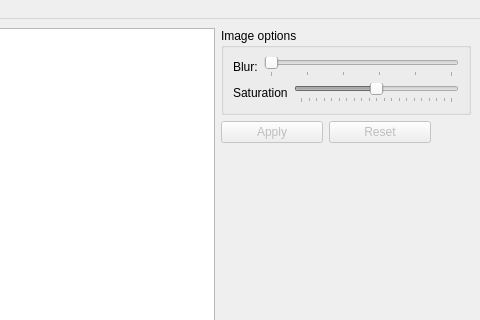
This is mainwindow.ui in abansal755/Image-Editor as Qt 5 draws it before an edit; both pictures show x 435 to 915 and y 0 to 320 of the 915 by 575 pixel window. The edited form follows.
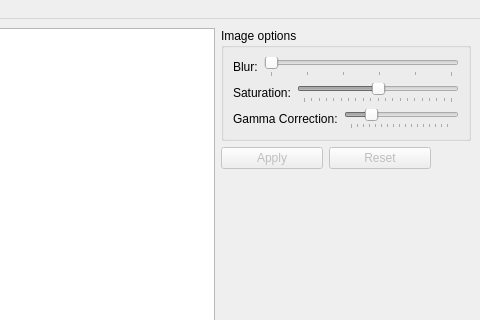
This is the edited form.

Commit message: Added gamma correction

```diff
--- a/mainwindow.ui
+++ b/mainwindow.ui
@@ -20,7 +20,7 @@
    <string>Image Editor</string>
   </property>
   <widget class="QWidget" name="centralwidget">
-   <layout class="QHBoxLayout" name="horizontalLayout_5">
+   <layout class="QHBoxLayout" name="horizontalLayout_6">
     <item>
      <layout class="QVBoxLayout" name="verticalLayout_3">
       <item>
@@ -150,7 +150,7 @@
            <item>
             <widget class="QLabel" name="label_2">
              <property name="text">
-              <string>Saturation</string>
+              <string>Saturation:</string>
              </property>
             </widget>
            </item>
@@ -181,6 +181,42 @@
            </item>
           </layout>
          </item>
+         <item>
+          <layout class="QHBoxLayout" name="horizontalLayout_5">
+           <item>
+            <widget class="QLabel" name="label_3">
+             <property name="text">
+              <string>Gamma Correction:</string>
+             </property>
+            </widget>
+           </item>
+           <item>
+            <widget class="QSlider" name="horizontalSlider_4">
+             <property name="enabled">
+              <bool>false</bool>
+             </property>
+             <property name="maximum">
+              <number>500</number>
+             </property>
+             <property name="value">
+              <number>100</number>
+             </property>
+             <property name="tracking">
+              <bool>true</bool>
+             </property>
+             <property name="orientation">
+              <enum>Qt::Horizontal</enum>
+             </property>
+             <property name="tickPosition">
+              <enum>QSlider::TicksBelow</enum>
+             </property>
+             <property name="tickInterval">
+              <number>30</number>
+             </property>
+            </widget>
+           </item>
+          </layout>
+         </item>
         </layout>
        </widget>
       </item>
```
The commit also changes 2 other files.
